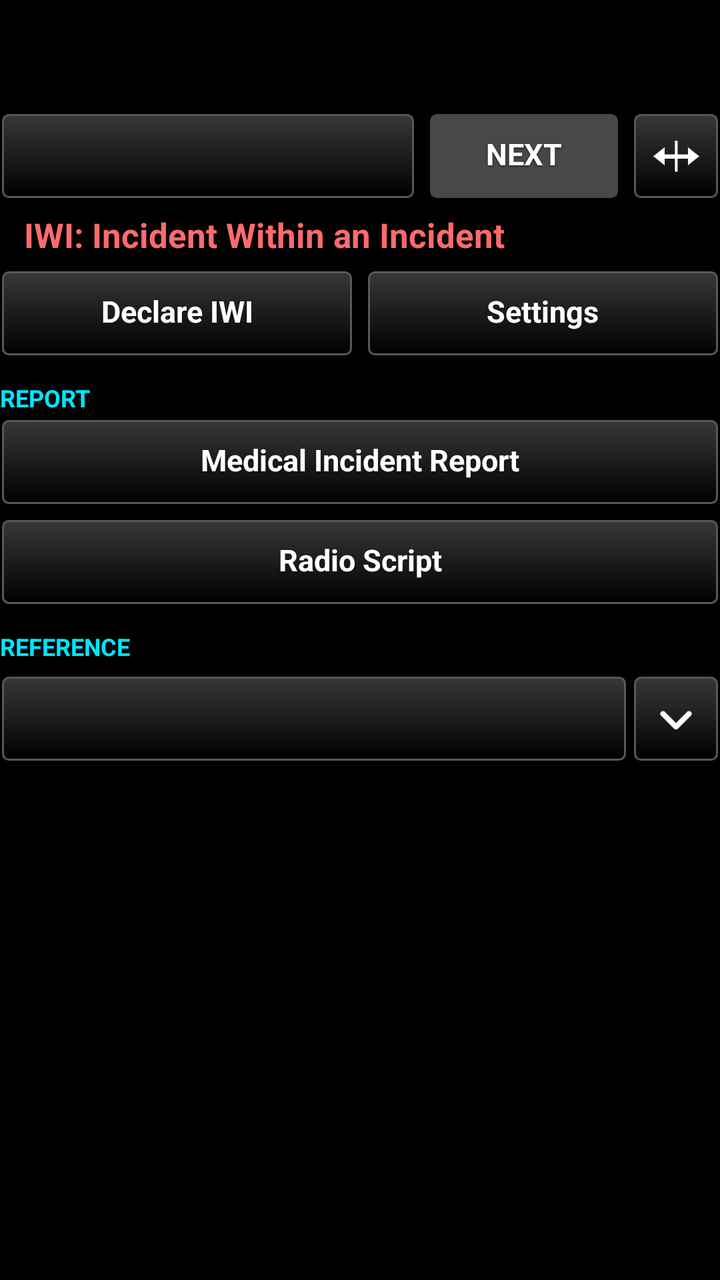
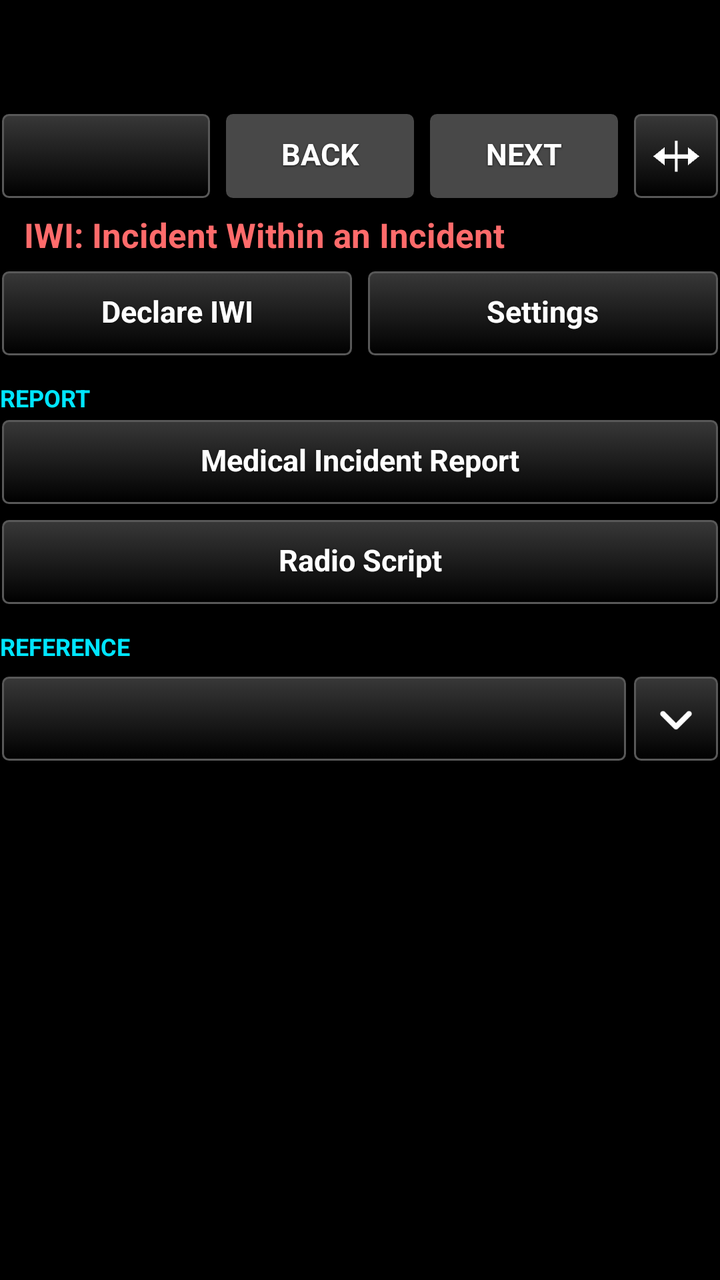

The first picture is an Android layout as it rendered before a commit; the second is the same layout after the commit. The layout source and the unified diff follow.
<!-- AndroidManifest.xml: application theme AppTheme -->
<!-- res/layout/iwi_layout.xml -->
<?xml version="1.0" encoding="utf-8"?>
<LinearLayout xmlns:android="http://schemas.android.com/apk/res/android"
    android:layout_width="match_parent"
    android:layout_height="match_parent"
    android:orientation="vertical"
    android:visibility="visible">

    
    <TextView
        android:id="@+id/iwi_status"
        android:layout_width="match_parent"
        android:layout_height="wrap_content"
        android:paddingTop="8dp"
        android:paddingBottom="4dp"
        android:textSize="13sp"
        android:textColor="@color/amber"
        android:visibility="gone" />

    
    <LinearLayout
        android:id="@+id/iwi_tally"
        android:layout_width="match_parent"
        android:layout_height="44dp"
        android:layout_marginTop="6dp"
        android:orientation="horizontal">

        <TextView
            android:id="@+id/iwi_tally_red"
            android:layout_width="0dp"
            android:layout_height="match_parent"
            android:layout_weight="1"
            android:gravity="center"
            android:textSize="22sp"
            android:textStyle="bold" />

        <TextView
            android:id="@+id/iwi_tally_yellow"
            android:layout_width="0dp"
            android:layout_height="match_parent"
            android:layout_weight="1"
            android:layout_marginLeft="6dp"
            android:gravity="center"
            android:textSize="22sp"
            android:textStyle="bold" />

        <TextView
            android:id="@+id/iwi_tally_green"
            android:layout_width="0dp"
            android:layout_height="match_parent"
            android:layout_weight="1"
            android:layout_marginLeft="6dp"
            android:gravity="center"
            android:textSize="22sp"
            android:textStyle="bold" />

        <TextView
            android:id="@+id/iwi_tally_black"
            android:layout_width="0dp"
            android:layout_height="match_parent"
            android:layout_weight="1"
            android:layout_marginLeft="6dp"
            android:gravity="center"
            android:textSize="22sp"
            android:textStyle="bold" />

        
        <TextView
            android:id="@+id/iwi_tally_total"
            android:layout_width="0dp"
            android:layout_height="match_parent"
            android:layout_weight="1.6"
            android:layout_marginLeft="10dp"
            android:gravity="center"
            android:textSize="22sp"
            android:textStyle="bold"
            android:textColor="@color/white" />

    </LinearLayout>

    
    <LinearLayout
        android:layout_width="match_parent"
        android:layout_height="wrap_content"
        android:layout_marginTop="6dp"
        android:orientation="horizontal"
        android:gravity="center_vertical">


        <Button
            android:id="@+id/iwi_steps_bar"
            style="@style/TakwerxButton"
            android:layout_width="0dp"
            android:layout_weight="1"
            android:layout_height="wrap_content"
            android:gravity="start|center_vertical" />

        
        <Button
            android:id="@+id/iwi_btn_next"
            style="@style/TakwerxButton"
            android:layout_width="wrap_content"
            android:layout_height="wrap_content"
            android:layout_marginLeft="6dp"
            android:minWidth="96dp"
            android:text="@string/iwi_next"
            android:enabled="false" />

        
        <LinearLayout
            android:id="@+id/iwi_followup_bar"
            android:layout_width="0dp"
            android:layout_weight="1"
            android:layout_height="wrap_content"
            android:orientation="horizontal"
            android:visibility="gone" />

        
        <ImageButton
            android:id="@+id/iwi_btn_wide"
            style="@style/TakwerxIconButton"
            android:layout_width="44dp"
            android:layout_height="44dp"
            android:layout_weight="0"
            android:layout_marginLeft="6dp"
            android:layout_marginRight="0dp"
            android:contentDescription="@string/iwi_wide_desc"
            android:src="@drawable/ic_wide" />
    </LinearLayout>

    
    <LinearLayout
        android:id="@+id/iwi_main_page"
        android:layout_width="match_parent"
        android:layout_height="0dp"
        android:layout_weight="1"
        android:orientation="vertical">

    <LinearLayout
        android:layout_width="match_parent"
        android:layout_height="wrap_content"
        android:orientation="horizontal"
        android:gravity="center_vertical"
        android:layout_marginTop="6dp">

        <Button
            android:id="@+id/iwi_btn_main_back"
            android:visibility="gone"
            style="@style/TakwerxButton"
            android:layout_width="wrap_content"
            android:layout_height="wrap_content"
            android:minWidth="90dp"
            android:text="@string/back" />

        <TextView
            android:layout_width="0dp"
            android:layout_weight="1"
            android:layout_height="wrap_content"
            android:layout_marginLeft="12dp"
            android:textSize="17sp"
            android:textStyle="bold"
            android:textColor="@color/tile_iwi"
            android:text="@string/iwi_title" />
    </LinearLayout>

    <ScrollView
        android:id="@+id/iwi_main_scroll"
        android:layout_width="match_parent"
        android:layout_height="0dp"
        android:layout_weight="1"
        android:fadeScrollbars="false"
        android:focusableInTouchMode="true"
        android:descendantFocusability="beforeDescendants">

        <LinearLayout
            android:layout_width="match_parent"
            android:layout_height="wrap_content"
            android:orientation="vertical"
            android:paddingBottom="12dp">

            
            <LinearLayout
                android:id="@+id/iwi_confirm_block"
                android:layout_width="match_parent"
                android:layout_height="wrap_content"
                android:orientation="vertical"
                android:paddingTop="6dp"
                android:paddingBottom="6dp"
                android:visibility="gone">

                <TextView
                    android:id="@+id/iwi_confirm_title"
                    android:layout_width="match_parent"
                    android:layout_height="wrap_content"
                    android:textSize="17sp"
                    android:textStyle="bold"
                    android:textColor="@color/white" />

                <TextView
                    android:id="@+id/iwi_confirm_where"
                    android:layout_width="match_parent"
                    android:layout_height="wrap_content"
                    android:paddingTop="2dp"
                    android:textSize="16sp"
                    android:textColor="@color/state_on" />

                <TextView
                    android:layout_width="match_parent"
                    android:layout_height="wrap_content"
                    android:paddingTop="2dp"
                    android:textSize="13sp"
                    android:textColor="@color/guide_grey"
                    android:text="@string/iwi_confirm_note" />

                
                <FrameLayout
                    android:id="@+id/iwi_confirm_slider"
                    android:layout_width="match_parent"
                    android:layout_height="wrap_content"
                    android:layout_marginTop="8dp" />

                <Button
                    android:id="@+id/iwi_btn_confirm_cancel"
                    style="@style/TakwerxButton"
                    android:layout_width="match_parent"
                    android:layout_height="wrap_content"
                    android:layout_marginTop="8dp"
                    android:text="@string/iwi_cancel" />
            </LinearLayout>

            
            <LinearLayout
                android:id="@+id/iwi_clear_block"
                android:layout_width="match_parent"
                android:layout_height="wrap_content"
                android:orientation="vertical"
                android:paddingTop="6dp"
                android:paddingBottom="6dp"
                android:visibility="gone">

                <TextView
                    android:layout_width="match_parent"
                    android:layout_height="wrap_content"
                    android:textSize="17sp"
                    android:textStyle="bold"
                    android:textColor="@color/white"
                    android:text="@string/iwi_clear_title" />

                <TextView
                    android:layout_width="match_parent"
                    android:layout_height="wrap_content"
                    android:paddingTop="2dp"
                    android:textSize="14sp"
                    android:textColor="@color/guide_grey"
                    android:text="@string/iwi_clear_note" />

                <FrameLayout
                    android:id="@+id/iwi_clear_slider"
                    android:layout_width="match_parent"
                    android:layout_height="wrap_content"
                    android:layout_marginTop="8dp" />

                <Button
                    android:id="@+id/iwi_btn_clear_cancel"
                    style="@style/TakwerxButton"
                    android:layout_width="match_parent"
                    android:layout_height="wrap_content"
                    android:layout_marginTop="8dp"
                    android:text="@string/iwi_cancel" />
            </LinearLayout>


            <LinearLayout
                android:layout_width="match_parent"
                android:layout_height="wrap_content"
                android:orientation="horizontal"
                android:layout_marginTop="6dp">

                <Button
                    android:id="@+id/iwi_btn_declare"
                    style="@style/TakwerxButton"
                    android:layout_width="0dp"
                    android:layout_weight="1"
                    android:layout_height="wrap_content"
                    android:text="@string/iwi_declare" />

                <Button
                    android:id="@+id/iwi_btn_settings"
                    style="@style/TakwerxButton"
                    android:layout_width="0dp"
                    android:layout_weight="1"
                    android:layout_height="wrap_content"
                    android:layout_marginLeft="6dp"
                    android:text="@string/settings" />
            </LinearLayout>

            
            <LinearLayout
                android:id="@+id/iwi_live_block"
                android:layout_width="match_parent"
                android:layout_height="wrap_content"
                android:orientation="vertical"
                android:visibility="gone">

                <TextView
                    style="@style/TakwerxSectionHeading"
                    android:layout_width="match_parent"
                    android:layout_height="wrap_content"
                    android:text="@string/iwi_heading_declared" />

                <TextView
                    android:id="@+id/iwi_live_time"
                    android:layout_width="match_parent"
                    android:layout_height="wrap_content"
                    android:textSize="16sp"
                    android:textStyle="bold"
                    android:textColor="@color/white" />

                <TextView
                    android:id="@+id/iwi_live_patients"
                    android:layout_width="match_parent"
                    android:layout_height="wrap_content"
                    android:paddingTop="2dp"
                    android:textSize="15sp"
                    android:textColor="@color/white" />

                <TextView
                    android:id="@+id/iwi_live_where"
                    android:layout_width="match_parent"
                    android:layout_height="wrap_content"
                    android:paddingTop="2dp"
                    android:textSize="15sp"
                    android:textColor="@color/white" />

                <LinearLayout
                    android:layout_width="match_parent"
                    android:layout_height="wrap_content"
                    android:orientation="horizontal"
                    android:layout_marginTop="6dp">

                    <Button
                        android:id="@+id/iwi_btn_go_iwi"
                        style="@style/TakwerxButton"
                        android:layout_width="0dp"
                        android:layout_weight="1"
                        android:layout_height="wrap_content"
                        android:text="@string/iwi_go_to" />

                    <Button
                        android:id="@+id/iwi_btn_move"
                        style="@style/TakwerxButton"
                        android:layout_width="0dp"
                        android:layout_weight="1"
                        android:layout_height="wrap_content"
                        android:layout_marginLeft="6dp"
                        android:text="@string/iwi_change_location" />
                </LinearLayout>
            </LinearLayout>

            
            <LinearLayout
                android:id="@+id/iwi_steps_block"
                android:layout_width="match_parent"
                android:layout_height="wrap_content"
                android:orientation="vertical" />

            <TextView
                style="@style/TakwerxSectionHeading"
                android:layout_width="match_parent"
                android:layout_height="wrap_content"
                android:text="@string/iwi_heading_report" />

            <Button
                android:id="@+id/iwi_btn_report"
                style="@style/TakwerxButton"
                android:layout_width="match_parent"
                android:layout_height="wrap_content"
                android:text="@string/iwi_mir" />

            <Button
                android:id="@+id/iwi_btn_script"
                style="@style/TakwerxButton"
                android:layout_width="match_parent"
                android:layout_height="wrap_content"
                android:layout_marginTop="6dp"
                android:text="@string/iwi_radio_script" />

            <TextView
                style="@style/TakwerxSectionHeading"
                android:layout_width="match_parent"
                android:layout_height="wrap_content"
                android:text="@string/iwi_heading_reference" />

            
            <LinearLayout
                android:layout_width="match_parent"
                android:layout_height="wrap_content"
                android:orientation="horizontal"
                android:gravity="center_vertical"
                android:layout_marginTop="4dp">

                <Button
                    android:id="@+id/iwi_fold_trauma_head"
                    style="@style/TakwerxButton"
                    android:layout_width="0dp"
                    android:layout_weight="1"
                    android:layout_height="wrap_content" />

                <ImageButton
                    android:id="@+id/iwi_fold_trauma_chev"
                    style="@style/TakwerxIconButton"
                    android:layout_width="44dp"
                    android:layout_weight="0"
                    android:layout_marginRight="0dp"
                    android:contentDescription="@string/show_settings"
                    android:src="@drawable/ic_expand" />
            </LinearLayout>

            <LinearLayout
                android:id="@+id/iwi_fold_trauma_body"
                android:layout_width="match_parent"
                android:layout_height="wrap_content"
                android:orientation="vertical"
                android:paddingTop="4dp"
                android:visibility="gone">

                <TextView
                    android:id="@+id/iwi_trauma_line1"
                    android:layout_width="match_parent"
                    android:layout_height="wrap_content"
                    android:minHeight="44dp"
                    android:gravity="center_vertical"
                    android:paddingTop="4dp"
                    android:paddingBottom="4dp"
                    android:textSize="15sp"
                    android:textColor="@color/white"
                    android:clickable="true"
                    android:focusable="true" />

                <TextView
                    android:id="@+id/iwi_trauma_line2"
                    android:layout_width="match_parent"
                    android:layout_height="wrap_content"
                    android:minHeight="44dp"
                    android:gravity="center_vertical"
                    android:paddingTop="4dp"
                    android:paddingBottom="4dp"
                    android:textSize="15sp"
                    android:textColor="@color/white"
                    android:clickable="true"
                    android:focusable="true"
                    android:visibility="gone" />

                <TextView
                    android:id="@+id/iwi_trauma_note"
                    android:layout_width="match_parent"
                    android:layout_height="wrap_content"
                    android:paddingTop="2dp"
                    android:paddingBottom="8dp"
                    android:textSize="12sp"
                    android:textColor="@color/guide_grey" />
            </LinearLayout>
        </LinearLayout>
    </ScrollView>
    </LinearLayout>

    
    <LinearLayout
        android:id="@+id/iwi_details_page"
        android:layout_width="match_parent"
        android:layout_height="0dp"
        android:layout_weight="1"
        android:orientation="vertical"
        android:visibility="gone">

        <LinearLayout
            android:layout_width="match_parent"
            android:layout_height="wrap_content"
            android:orientation="horizontal"
            android:gravity="center_vertical"
            android:baselineAligned="false"
            android:layout_marginTop="6dp">

            <Button
                android:id="@+id/iwi_btn_details_back"
                style="@style/TakwerxButton"
                android:layout_width="wrap_content"
                android:layout_height="wrap_content"
                android:text="@string/back" />

            <TextView
                android:id="@+id/iwi_details_title"
                android:layout_width="0dp"
                android:layout_weight="1"
                android:layout_height="wrap_content"
                android:layout_marginLeft="8dp"
                android:textSize="18sp"
                android:textStyle="bold"
                android:textColor="@color/white" />

            <Button
                android:id="@+id/iwi_btn_go_to"
                style="@style/TakwerxButton"
                android:layout_width="wrap_content"
                android:layout_height="wrap_content"
                android:text="@string/iwi_go_to" />
        </LinearLayout>

        <TextView
            android:id="@+id/iwi_details_subtitle"
            android:layout_width="match_parent"
            android:layout_height="wrap_content"
            android:textSize="13sp"
            android:textColor="@color/guide_grey"
            android:paddingBottom="6dp" />

        <ScrollView
            android:layout_width="match_parent"
            android:layout_height="0dp"
            android:layout_weight="1"
            android:fadeScrollbars="false">

            <TextView
                android:id="@+id/iwi_details_body"
                android:layout_width="match_parent"
                android:layout_height="wrap_content"
                android:textSize="14sp"
                android:textColor="@color/white"
                android:lineSpacingExtra="4dp"
                android:textIsSelectable="true" />
        </ScrollView>
    </LinearLayout>

    
    <LinearLayout
        android:id="@+id/iwi_report_page"
        android:layout_width="match_parent"
        android:layout_height="0dp"
        android:layout_weight="1"
        android:orientation="vertical"
        android:visibility="gone">

        <LinearLayout
            android:layout_width="match_parent"
            android:layout_height="wrap_content"
            android:orientation="horizontal"
            android:gravity="center_vertical"
            android:layout_marginTop="6dp">

            <Button
                android:id="@+id/iwi_btn_report_back"
                style="@style/TakwerxButton"
                android:layout_width="wrap_content"
                android:layout_height="wrap_content"
                android:minWidth="90dp"
                android:text="@string/back" />

            <TextView
                android:layout_width="0dp"
                android:layout_weight="1"
                android:layout_height="wrap_content"
                android:layout_marginLeft="12dp"
                android:textSize="17sp"
                android:textStyle="bold"
                android:textColor="@color/white"
                android:text="@string/iwi_mir" />

            <Button
                android:id="@+id/iwi_btn_report_script"
                style="@style/TakwerxButton"
                android:layout_width="wrap_content"
                android:layout_height="wrap_content"
                android:text="@string/iwi_radio_script" />
        </LinearLayout>

        <ScrollView
            android:layout_width="match_parent"
            android:layout_height="0dp"
            android:layout_weight="1"
            android:fadeScrollbars="false">

            <LinearLayout
                android:id="@+id/iwi_report_container"
                android:layout_width="match_parent"
                android:layout_height="wrap_content"
                android:orientation="vertical"
                android:paddingBottom="24dp" />
        </ScrollView>
    </LinearLayout>

    
    <LinearLayout
        android:id="@+id/iwi_script_page"
        android:layout_width="match_parent"
        android:layout_height="0dp"
        android:layout_weight="1"
        android:orientation="vertical"
        android:visibility="gone">

        <LinearLayout
            android:layout_width="match_parent"
            android:layout_height="wrap_content"
            android:orientation="horizontal"
            android:gravity="center_vertical"
            android:layout_marginTop="6dp">

            <Button
                android:id="@+id/iwi_btn_script_back"
                style="@style/TakwerxButton"
                android:layout_width="wrap_content"
                android:layout_height="wrap_content"
                android:minWidth="90dp"
                android:text="@string/back" />

            <TextView
                android:layout_width="0dp"
                android:layout_weight="1"
                android:layout_height="wrap_content"
                android:layout_marginLeft="12dp"
                android:textSize="17sp"
                android:textStyle="bold"
                android:textColor="@color/white"
                android:id="@+id/iwi_script_title"
                android:text="@string/iwi_radio_script" />
        </LinearLayout>

        <ScrollView
            android:layout_width="match_parent"
            android:layout_height="0dp"
            android:layout_weight="1"
            android:fadeScrollbars="false">

            <LinearLayout
                android:id="@+id/iwi_script_container"
                android:layout_width="match_parent"
                android:layout_height="wrap_content"
                android:orientation="vertical"
                android:paddingBottom="24dp" />
        </ScrollView>
    </LinearLayout>

</LinearLayout>
<!-- resources referenced by this layout -->
<resources>
  <color name="amber">#FFC107</color>
  <color name="guide_grey">#BBBBBB</color>
  <color name="state_on">#3ddc61</color>
  <color name="tile_iwi">#FF6B6B</color>
  <color name="white">#ffffff</color>
  <string name="back">Back</string>
  <string name="iwi_cancel">Cancel</string>
  <string name="iwi_change_location">Change Location</string>
  <string name="iwi_clear_note">This removes the IWI marker from your map and erases everything in the report on this device, so the next IWI starts blank.\n\nIt does not remove the marker from anyone you sent it to.</string>
  <string name="iwi_clear_title">Clear this IWI?</string>
  <string name="iwi_confirm_note">Press and drag the marker to put it exactly where the patient is.</string>
  <string name="iwi_declare">Declare IWI</string>
  <string name="iwi_go_to">Go To</string>
  <string name="iwi_heading_declared">IWI declared</string>
  <string name="iwi_heading_reference">Reference</string>
  <string name="iwi_heading_report">Report</string>
  <string name="iwi_mir">Medical Incident Report</string>
  <string name="iwi_next">NEXT</string>
  <string name="iwi_radio_script">Radio Script</string>
  <string name="iwi_title">IWI: Incident Within an Incident</string>
  <string name="iwi_wide_desc">Wide or narrow</string>
  <string name="settings">Settings</string>
  <string name="show_settings">Open or close</string>
  <style name="TakwerxIconButton">
          <item name="android:layout_width">0dp</item>
          <item name="android:layout_weight">1</item>
          <item name="android:layout_height">44dp</item>
          <item name="android:layout_marginLeft">2dp</item>
          <item name="android:layout_marginRight">2dp</item>
          <item name="android:background">@drawable/btn_gray</item>
          <item name="android:scaleType">centerInside</item>
          <item name="android:padding">9dp</item>
      </style>
  <style name="TakwerxSectionHeading">
          <item name="android:textSize">12sp</item>
          <item name="android:textAllCaps">true</item>
          <item name="android:textStyle">bold</item>
          <item name="android:textColor">#00E5FF</item>
          <item name="android:paddingTop">12dp</item>
          <item name="android:paddingBottom">2dp</item>
      </style>
  <style name="AppTheme" parent="@android:style/Theme.Holo">
          <item name="android:buttonStyle">@android:style/Widget.Button</item>
          <item name="android:imageButtonStyle">@android:style/Widget.Button</item>
          <item name="android:buttonStyleToggle">@android:style/Widget.Button</item>
          <item name="android:spinnerStyle">@style/ATAKSpinner</item>
          <item name="android:spinnerItemStyle">@style/ATAKSpinnerItem</item>
          <item name="android:editTextStyle">@style/ATAKEditText</item>
      </style>
  <style name="ATAKSpinner" parent="@android:style/Widget.Spinner">
          <item name="android:spinnerMode">dialog</item>
      </style>
  <style name="ATAKSpinnerItem">
          <item name="android:textColor">@android:color/white</item>
          <item name="android:dropDownVerticalOffset">0dip</item>
          <item name="android:dropDownHorizontalOffset">0dip</item>
          <item name="android:dropDownWidth">wrap_content</item>
          <item name="android:gravity">left|center_vertical</item>
      </style>
  <style name="ATAKEditText" parent="@android:style/Widget.EditText">
          
          
  
          
          <item name="android:imeOptions">flagNoFullscreen</item>
      </style>
  <color name="darker_gray">#121212</color>
  <dimen name="fontSize">14sp</dimen>
  <!-- unchanged entries left out for length: 8 -->
</resources>

<!-- the commit's change to res/layout/iwi_layout.xml (unified diff, before → after) -->
@@ -93,6 +93,17 @@
             android:layout_weight="1"
             android:layout_height="wrap_content"
             android:gravity="start|center_vertical" />
+
+        
+        <Button
+            android:id="@+id/iwi_btn_prev"
+            style="@style/TakwerxButton"
+            android:layout_width="wrap_content"
+            android:layout_height="wrap_content"
+            android:layout_marginLeft="6dp"
+            android:minWidth="96dp"
+            android:text="@string/iwi_prev"
+            android:enabled="false" />
 
         
         <Button
<!-- resource entries referenced after the edit -->
@@ -18,6 +18,7 @@
   <string name="iwi_heading_report">Report</string>
   <string name="iwi_mir">Medical Incident Report</string>
   <string name="iwi_next">NEXT</string>
+  <string name="iwi_prev">BACK</string>
   <string name="iwi_radio_script">Radio Script</string>
   <string name="iwi_title">IWI: Incident Within an Incident</string>
   <string name="iwi_wide_desc">Wide or narrow</string>
